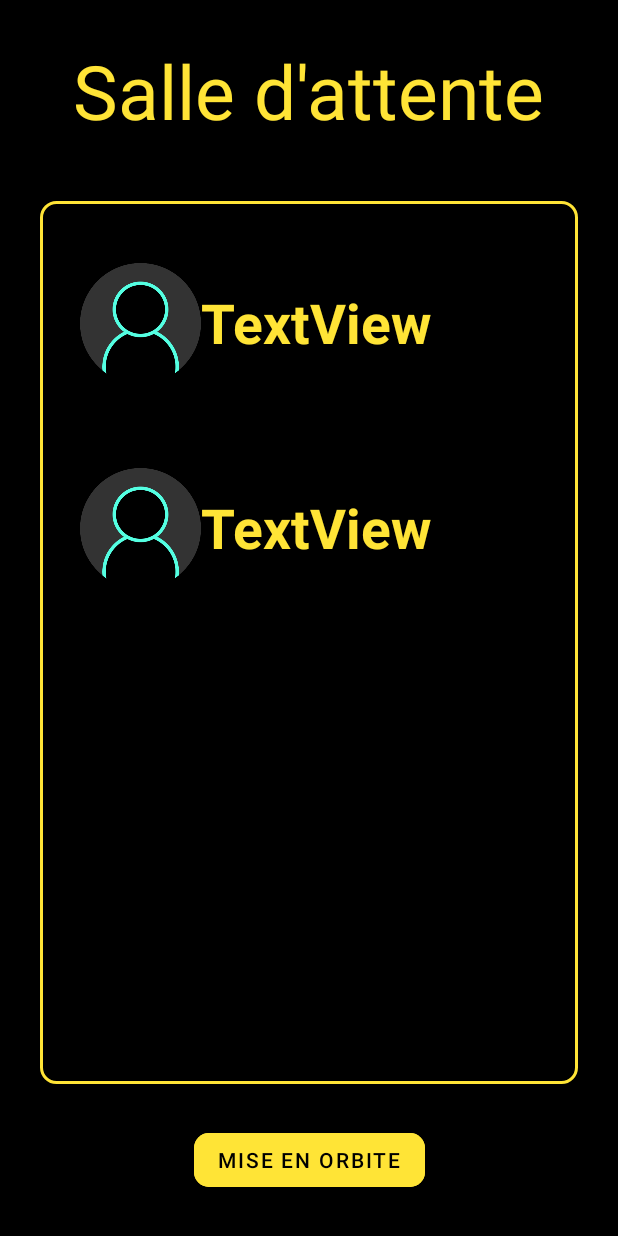
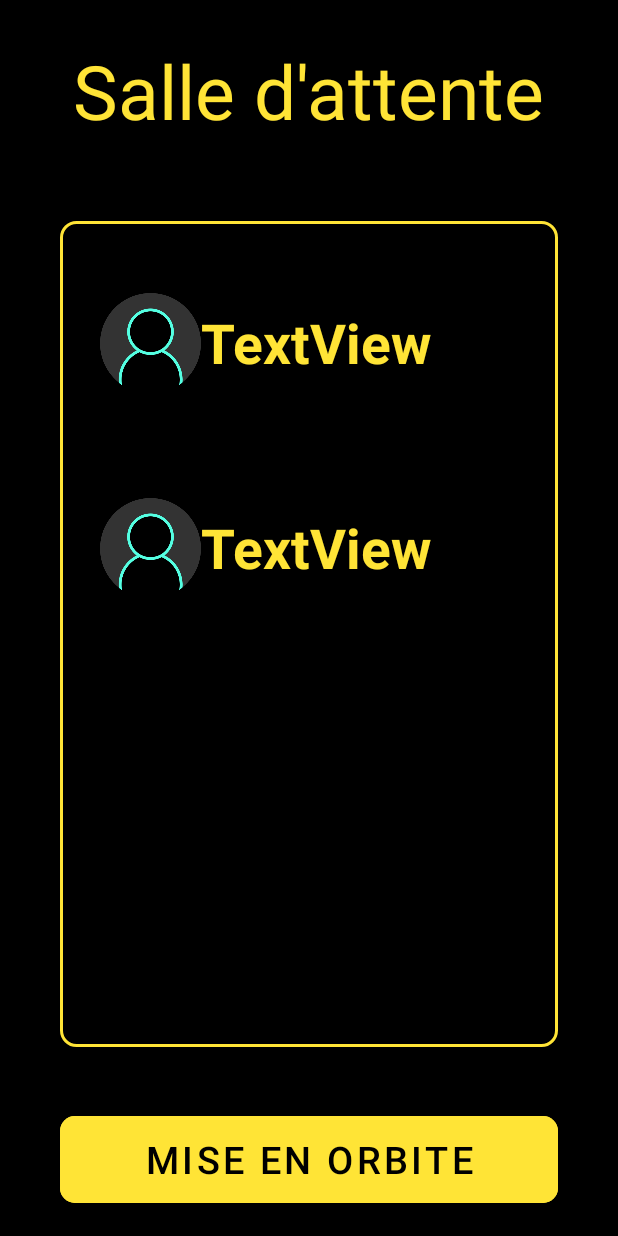
Before and after one commit to Carlitos73490/SpaceDim, an Android app: the WaitingRoom screen opened directly, with no data from a screen before it, on a phone screen of 412 x 824 dp. Run offline under Robolectric (Android 15) with nearby library versions, the phone set to English and light mode, and no system bars; our stand-ins replace data binding.

Commit message:
design button waiting room

```diff
--- a/app/src/main/res/layout/activity_waiting_room.xml
+++ b/app/src/main/res/layout/activity_waiting_room.xml
@@ -33,7 +33,7 @@
             android:layout_width="match_parent"
             android:layout_height="0px"
             android:orientation="vertical"
-            android:layout_margin="40px"
+            android:layout_margin="60px"
             android:padding="20px"
             android:background="@drawable/background_border"
             app:layout_constraintTop_toBottomOf="@id/WaitPlayer"
@@ -103,16 +103,18 @@
 
         <Button
             android:id="@+id/buttonStartGame"
-            android:layout_width="wrap_content"
-            android:layout_height="wrap_content"
+            android:layout_width="0dp"
+            android:layout_height="70dp"
+            android:layout_marginBottom="16dp"
+            android:backgroundTint="#FFE436"
             android:text="Mise en orbite"
-            android:layout_marginBottom="40px"
             android:textColor="#000"
-            android:backgroundTint="#FFE436"
+            app:cornerRadius="10dp"
+            android:textSize="25dip"
             app:layout_constraintBottom_toBottomOf="parent"
-            app:layout_constraintEnd_toEndOf="parent"
-            app:layout_constraintStart_toStartOf="parent"
-            app:cornerRadius="10dp"/>
+            app:layout_constraintEnd_toEndOf="@+id/LayoutWaitroom"
+            app:layout_constraintHorizontal_bias="0.0"
+            app:layout_constraintStart_toStartOf="@+id/LayoutWaitroom" />
 
 
     </androidx.constraintlayout.widget.ConstraintLayout>
```
